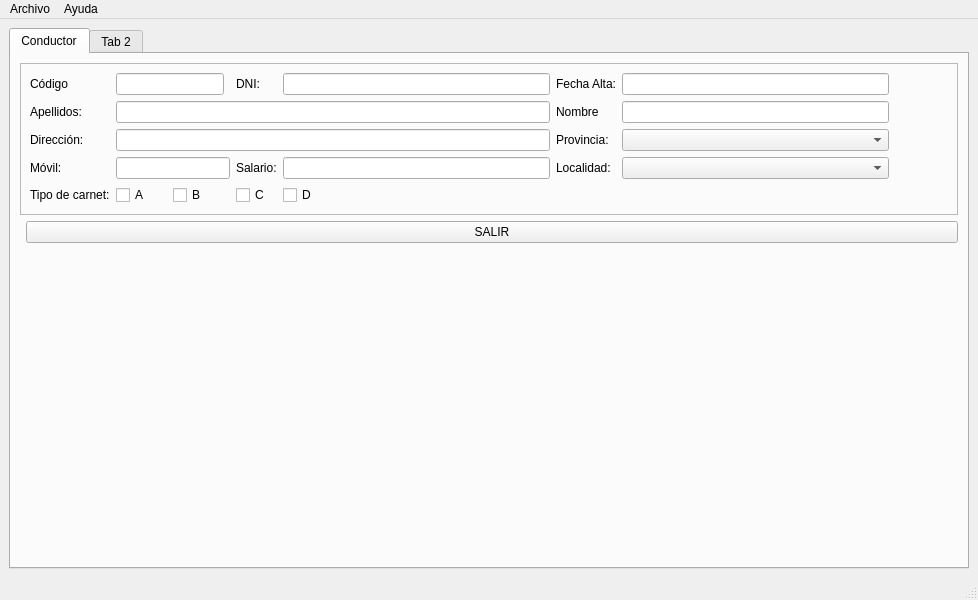
First picture: the form in Interfaces/BernalMendez/MainWindow.ui, repository Cross048/DAM_2, before the edit.
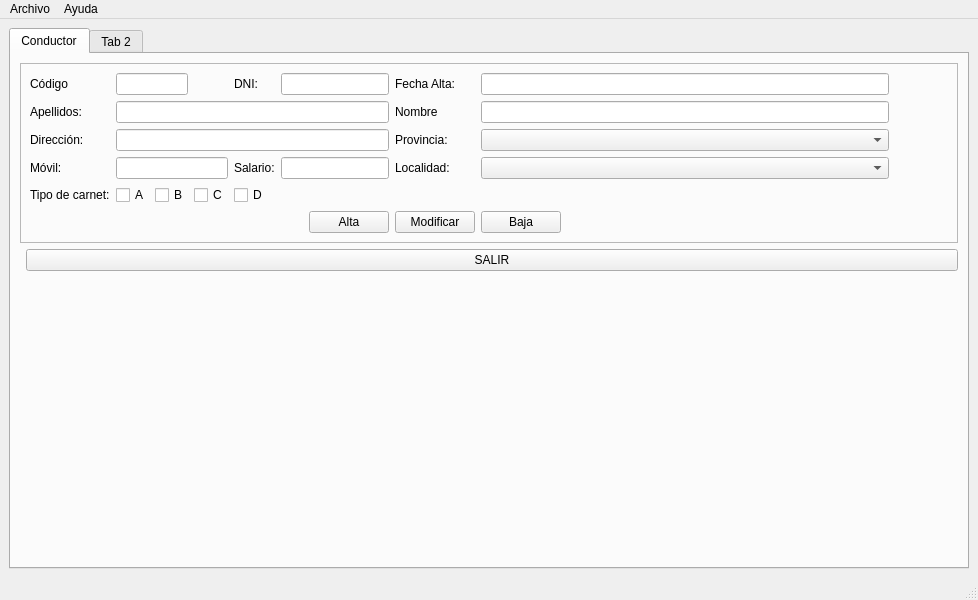
Second picture: the form after the edit. Icons and pictures are not drawn.

Patch:
```diff
--- a/Interfaces/BernalMendez/MainWindow.ui
+++ b/Interfaces/BernalMendez/MainWindow.ui
@@ -79,16 +79,107 @@
            <number>2</number>
           </property>
           <layout class="QGridLayout" name="gridLayout_2">
-           <item row="4" column="1" colspan="5">
+           <item row="8" column="3">
+            <widget class="QCheckBox" name="checkBoxC">
+             <property name="sizePolicy">
+              <sizepolicy hsizetype="Fixed" vsizetype="Fixed">
+               <horstretch>0</horstretch>
+               <verstretch>0</verstretch>
+              </sizepolicy>
+             </property>
+             <property name="text">
+              <string>C</string>
+             </property>
+            </widget>
+           </item>
+           <item row="2" column="1" colspan="6">
+            <widget class="QLineEdit" name="lineApellidos">
+             <property name="sizePolicy">
+              <sizepolicy hsizetype="Expanding" vsizetype="Fixed">
+               <horstretch>0</horstretch>
+               <verstretch>0</verstretch>
+              </sizepolicy>
+             </property>
+            </widget>
+           </item>
+           <item row="4" column="1" colspan="6">
             <widget class="QLineEdit" name="lineDireccion"/>
            </item>
-           <item row="0" column="5">
+           <item row="0" column="5" colspan="2">
             <widget class="QLineEdit" name="lineDNI"/>
            </item>
-           <item row="0" column="8">
-            <widget class="QLabel" name="labelDNI">
+           <item row="0" column="12">
+            <widget class="QPushButton" name="btnCalendar">
+             <property name="autoFillBackground">
+              <bool>false</bool>
+             </property>
              <property name="text">
               <string/>
+             </property>
+             <property name="icon">
+              <iconset>
+               <normaloff>img/calendar-icon.jpg</normaloff>img/calendar-icon.jpg</iconset>
+             </property>
+             <property name="iconSize">
+              <size>
+               <width>30</width>
+               <height>30</height>
+              </size>
+             </property>
+             <property name="flat">
+              <bool>true</bool>
+             </property>
+            </widget>
+           </item>
+           <item row="9" column="6">
+            <widget class="QPushButton" name="pushButton">
+             <property name="sizePolicy">
+              <sizepolicy hsizetype="Fixed" vsizetype="Fixed">
+               <horstretch>0</horstretch>
+               <verstretch>0</verstretch>
+              </sizepolicy>
+             </property>
+             <property name="text">
+              <string>Alta</string>
+             </property>
+            </widget>
+           </item>
+           <item row="0" column="9">
+            <widget class="QLineEdit" name="lineFechaAlta"/>
+           </item>
+           <item row="7" column="5" colspan="2">
+            <widget class="QLineEdit" name="lineSalario">
+             <property name="sizePolicy">
+              <sizepolicy hsizetype="Fixed" vsizetype="Fixed">
+               <horstretch>0</horstretch>
+               <verstretch>0</verstretch>
+              </sizepolicy>
+             </property>
+            </widget>
+           </item>
+           <item row="9" column="8">
+            <widget class="QPushButton" name="pushButton_2">
+             <property name="sizePolicy">
+              <sizepolicy hsizetype="Fixed" vsizetype="Fixed">
+               <horstretch>0</horstretch>
+               <verstretch>0</verstretch>
+              </sizepolicy>
+             </property>
+             <property name="text">
+              <string>Modificar</string>
+             </property>
+            </widget>
+           </item>
+           <item row="8" column="4">
+            <widget class="QCheckBox" name="checkBoxD">
+             <property name="sizePolicy">
+              <sizepolicy hsizetype="Fixed" vsizetype="Fixed">
+               <horstretch>0</horstretch>
+               <verstretch>0</verstretch>
+              </sizepolicy>
+             </property>
+             <property name="text">
+              <string>D</string>
              </property>
             </widget>
            </item>
@@ -99,8 +190,12 @@
              </property>
             </widget>
            </item>
-           <item row="2" column="1" colspan="5">
-            <widget class="QLineEdit" name="lineApellidos"/>
+           <item row="0" column="10">
+            <widget class="QLabel" name="labelDNI">
+             <property name="text">
+              <string/>
+             </property>
+            </widget>
            </item>
            <item row="0" column="1" colspan="2">
             <widget class="QLineEdit" name="lineCodigo">
@@ -137,19 +232,59 @@
              </property>
             </widget>
            </item>
-           <item row="4" column="6">
+           <item row="4" column="8">
             <widget class="QLabel" name="labelProvincia">
              <property name="text">
               <string>Provincia:</string>
              </property>
             </widget>
            </item>
+           <item row="8" column="2">
+            <widget class="QCheckBox" name="checkBoxB">
+             <property name="sizePolicy">
+              <sizepolicy hsizetype="Fixed" vsizetype="Fixed">
+               <horstretch>0</horstretch>
+               <verstretch>0</verstretch>
+              </sizepolicy>
+             </property>
+             <property name="text">
+              <string>B</string>
+             </property>
+            </widget>
+           </item>
+           <item row="8" column="1">
+            <widget class="QCheckBox" name="checkBoxA">
+             <property name="sizePolicy">
+              <sizepolicy hsizetype="Fixed" vsizetype="Fixed">
+               <horstretch>0</horstretch>
+               <verstretch>0</verstretch>
+              </sizepolicy>
+             </property>
+             <property name="text">
+              <string>A</string>
+             </property>
+            </widget>
+           </item>
+           <item row="8" column="0">
+            <widget class="QLabel" name="labelCarnet">
+             <property name="text">
+              <string>Tipo de carnet:</string>
+             </property>
+            </widget>
+           </item>
+           <item row="4" column="9">
+            <widget class="QComboBox" name="comboBoxProvincia">
+             <property name="sizePolicy">
+              <sizepolicy hsizetype="Expanding" vsizetype="Fixed">
+               <horstretch>0</horstretch>
+               <verstretch>0</verstretch>
+              </sizepolicy>
+             </property>
+            </widget>
+           </item>
            <item row="7" column="1" colspan="3">
             <widget class="QLineEdit" name="lineMovil"/>
            </item>
-           <item row="7" column="5">
-            <widget class="QLineEdit" name="lineSalario"/>
-           </item>
            <item row="7" column="4">
             <widget class="QLabel" name="labelSalario">
              <property name="text">
@@ -157,101 +292,43 @@
              </property>
             </widget>
            </item>
-           <item row="2" column="6">
+           <item row="2" column="8">
             <widget class="QLabel" name="txtNombre">
              <property name="text">
               <string>Nombre</string>
              </property>
             </widget>
            </item>
-           <item row="0" column="7">
-            <widget class="QLineEdit" name="lineFechaAlta"/>
-           </item>
-           <item row="4" column="7">
-            <widget class="QComboBox" name="comboBoxProvincia">
-             <property name="sizePolicy">
-              <sizepolicy hsizetype="Expanding" vsizetype="Fixed">
-               <horstretch>0</horstretch>
-               <verstretch>0</verstretch>
-              </sizepolicy>
-             </property>
-            </widget>
-           </item>
-           <item row="0" column="10">
-            <widget class="QPushButton" name="btnCalendar">
-             <property name="autoFillBackground">
-              <bool>false</bool>
-             </property>
+           <item row="7" column="8">
+            <widget class="QLabel" name="labelLocalidad">
              <property name="text">
-              <string/>
-             </property>
-             <property name="icon">
-              <iconset>
-               <normaloff>img/calendar-icon.jpg</normaloff>img/calendar-icon.jpg</iconset>
-             </property>
-             <property name="iconSize">
-              <size>
-               <width>30</width>
-               <height>30</height>
-              </size>
-             </property>
-             <property name="flat">
-              <bool>true</bool>
+              <string>Localidad:</string>
              </property>
             </widget>
            </item>
-           <item row="2" column="7">
+           <item row="7" column="9">
+            <widget class="QComboBox" name="comboBoxLocalidad"/>
+           </item>
+           <item row="2" column="9">
             <widget class="QLineEdit" name="lineNombre"/>
            </item>
-           <item row="0" column="6">
+           <item row="0" column="8">
             <widget class="QLabel" name="txtFechaAlta">
              <property name="text">
               <string>Fecha Alta:</string>
              </property>
             </widget>
            </item>
-           <item row="7" column="7">
-            <widget class="QComboBox" name="comboBoxLocalidad"/>
-           </item>
-           <item row="7" column="6">
-            <widget class="QLabel" name="labelLocalidad">
-             <property name="text">
-              <string>Localidad:</string>
+           <item row="9" column="9">
+            <widget class="QPushButton" name="pushButton_3">
+             <property name="sizePolicy">
+              <sizepolicy hsizetype="Fixed" vsizetype="Fixed">
+               <horstretch>0</horstretch>
+               <verstretch>0</verstretch>
+              </sizepolicy>
              </property>
-            </widget>
-           </item>
-           <item row="8" column="1">
-            <widget class="QCheckBox" name="checkBoxA">
              <property name="text">
-              <string>A</string>
-             </property>
-            </widget>
-           </item>
-           <item row="8" column="2">
-            <widget class="QCheckBox" name="checkBoxB">
-             <property name="text">
-              <string>B</string>
-             </property>
-            </widget>
-           </item>
-           <item row="8" column="4">
-            <widget class="QCheckBox" name="checkBoxC">
-             <property name="text">
-              <string>C</string>
-             </property>
-            </widget>
-           </item>
-           <item row="8" column="5">
-            <widget class="QCheckBox" name="checkBoxD">
-             <property name="text">
-              <string>D</string>
-             </property>
-            </widget>
-           </item>
-           <item row="8" column="0">
-            <widget class="QLabel" name="labelCarnet">
-             <property name="text">
-              <string>Tipo de carnet:</string>
+              <string>Baja</string>
              </property>
             </widget>
            </item>
```
